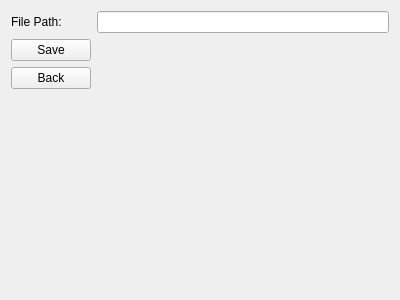
This is GUI/newfile.ui in Laucksy/CS-205-Project as Qt 5 draws it before an edit. The edited form follows.
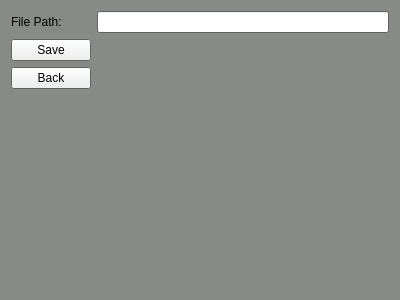
This is the edited form.

Commit message: Fixed GUI colors and deleting feedback

Diff of the .ui file:
```diff
--- a/GUI/newfile.ui
+++ b/GUI/newfile.ui
@@ -10,6 +10,70 @@
     <height>300</height>
    </rect>
   </property>
+  <property name="palette">
+   <palette>
+    <active>
+     <colorrole role="Base">
+      <brush brushstyle="SolidPattern">
+       <color alpha="255">
+        <red>255</red>
+        <green>255</green>
+        <blue>255</blue>
+       </color>
+      </brush>
+     </colorrole>
+     <colorrole role="Window">
+      <brush brushstyle="SolidPattern">
+       <color alpha="255">
+        <red>136</red>
+        <green>138</green>
+        <blue>133</blue>
+       </color>
+      </brush>
+     </colorrole>
+    </active>
+    <inactive>
+     <colorrole role="Base">
+      <brush brushstyle="SolidPattern">
+       <color alpha="255">
+        <red>255</red>
+        <green>255</green>
+        <blue>255</blue>
+       </color>
+      </brush>
+     </colorrole>
+     <colorrole role="Window">
+      <brush brushstyle="SolidPattern">
+       <color alpha="255">
+        <red>136</red>
+        <green>138</green>
+        <blue>133</blue>
+       </color>
+      </brush>
+     </colorrole>
+    </inactive>
+    <disabled>
+     <colorrole role="Base">
+      <brush brushstyle="SolidPattern">
+       <color alpha="255">
+        <red>136</red>
+        <green>138</green>
+        <blue>133</blue>
+       </color>
+      </brush>
+     </colorrole>
+     <colorrole role="Window">
+      <brush brushstyle="SolidPattern">
+       <color alpha="255">
+        <red>136</red>
+        <green>138</green>
+        <blue>133</blue>
+       </color>
+      </brush>
+     </colorrole>
+    </disabled>
+   </palette>
+  </property>
   <property name="windowTitle">
    <string>Form</string>
   </property>
```
The commit also changes 22 other files.
